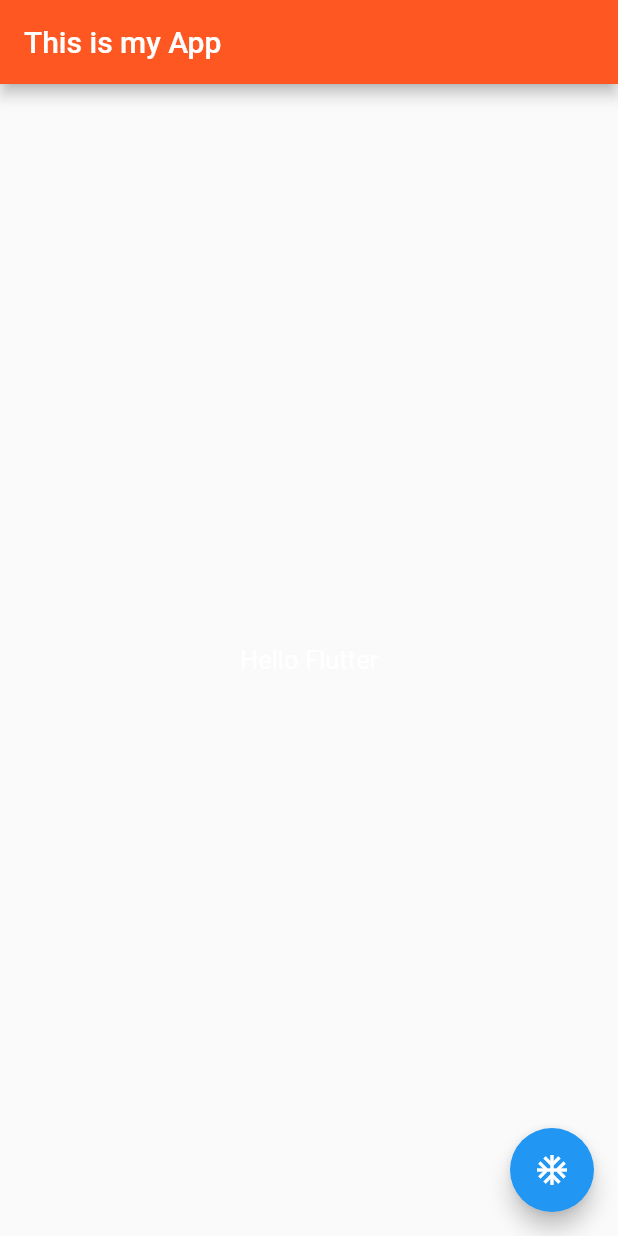
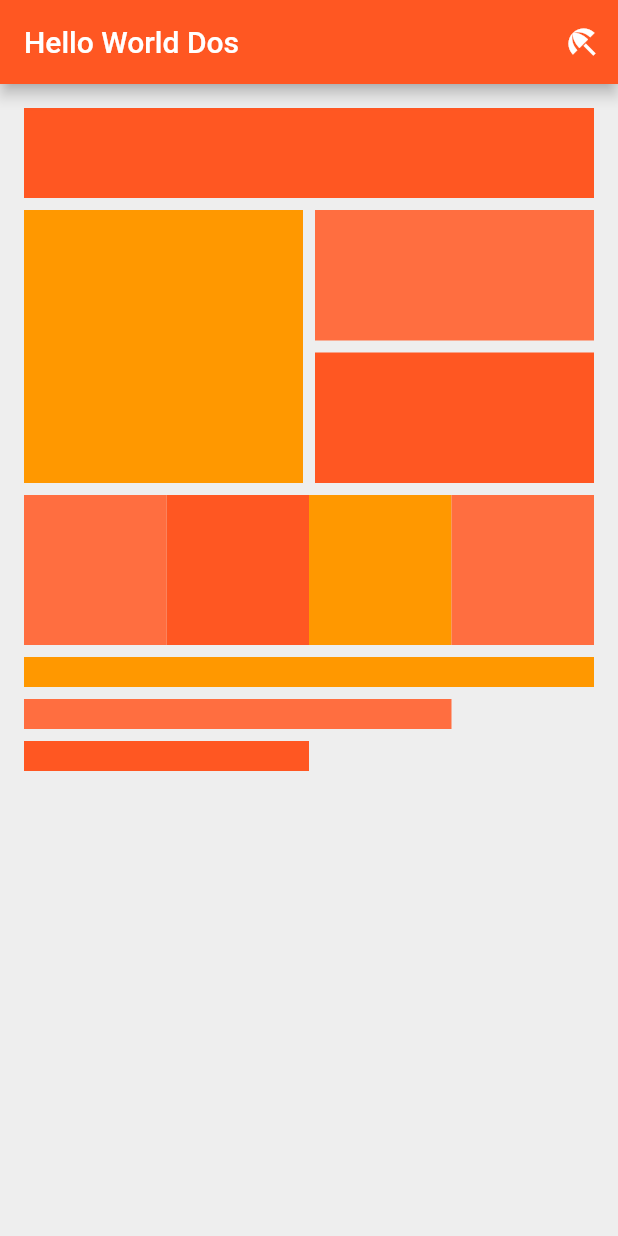
Before and after one commit to escherdykhouse/devslopes_flutter_project, a Flutter app: the screen it shows after launch, on a phone screen of 412 x 824 dp. Run offline on Flutter 3.47's test engine with Material 2 defaults, Android fonts, the phone set to English and light mode, and no system bars.

Commit message:
Layout Items Finished
Home page with layout items.

```diff
--- /dev/null
+++ b/devslopes_course_app/lib/layout.dart
@@ -0,0 +1,125 @@
+import 'package:flutter/material.dart';
+
+class PercentageRow extends StatelessWidget {
+  final double percentage;
+  final Color color;
+
+  PercentageRow(this.percentage,this.color);
+
+  @override
+  Widget build(BuildContext context) {
+    return Row(
+      children: <Widget>[
+        Expanded(
+          child: FractionallySizedBox(
+            alignment: Alignment.centerLeft,
+            widthFactor: this.percentage,
+            child: Container(
+                color: this.color,
+                height: 20,
+                margin: EdgeInsets.only(bottom: 8)),
+          ),
+        ),
+      ],
+    );
+  }
+}
+
+class LayoutView extends StatelessWidget {
+  @override
+  Widget build(BuildContext context) {
+    return Container(
+      //Containers need to have infinity as h/w if you want it to cover the entire screen with a smaller child
+      padding: EdgeInsets.all(16),
+      height: double.infinity,
+      width: double.infinity,
+      color: Colors.grey[200],
+      child: Column(
+        children: <Widget>[
+          Container(
+            margin: EdgeInsets.only(bottom: 8),
+            color: Colors.deepOrange,
+            height: 60,
+          ),
+          //Rows only take up as much space as their children need
+          Row(
+            children: <Widget>[
+              Expanded(
+                child: AspectRatio(
+                  aspectRatio: 1 / 1,
+                  child: Container(
+                    margin: EdgeInsets.only(bottom: 8, right: 4),
+                    color: Colors.orange,
+                  ),
+                ),
+              ),
+              Expanded(
+                child: AspectRatio(
+                  aspectRatio: 1 / 1,
+                  child: Column(
+                    children: <Widget>[
+                      Expanded(
+                        child: Container(
+                          margin: EdgeInsets.only(bottom: 8, left: 4),
+                          color: Colors.deepOrangeAccent,
+                        ),
+                      ),
+                      Expanded(
+                        child: Container(
+                          margin: EdgeInsets.only(bottom: 8, left: 4),
+                          color: Colors.deepOrange,
+                        ),
+                      )
+                    ],
+                  ),
+                ),
+              ),
+            ],
+          ),
+          Container(
+            padding: EdgeInsets.only(bottom: 8),
+            child: Row(
+              children: [
+                Expanded(
+                  child: Container(
+                    color: Colors.deepOrangeAccent,
+                    height: 100,
+                  ),
+                ),
+                Expanded(
+                  child: Container(
+                    color: Colors.deepOrange,
+                    height: 100,
+                  ),
+                ),
+                Expanded(
+                  child: Container(
+                    color: Colors.orange,
+                    height: 100,
+                  ),
+                ),
+                Expanded(
+                  child: Container(
+                    color: Colors.deepOrangeAccent,
+                    height: 100,
+                  ),
+                ),
+              ],
+            ),
+          ),
+          FractionallySizedBox(
+            alignment: Alignment.centerLeft,
+            widthFactor: 1.0,
+            child: Container(
+                color: Colors.orange,
+                height: 20,
+                margin: EdgeInsets.only(bottom: 8)),
+          ),
+
+          PercentageRow(0.75,Colors.deepOrangeAccent),
+          PercentageRow(0.5,Colors.deepOrange),
+        ],
+      ),
+    );
+  }
+}
--- a/devslopes_course_app/lib/main.dart
+++ b/devslopes_course_app/lib/main.dart
@@ -1,4 +1,6 @@
+import 'package:devslopes_course_app/layout.dart';
 import 'package:flutter/material.dart';
+import 'layout.dart';
 
 void main() => runApp(FlutterApp());
 
@@ -9,56 +11,14 @@ class FlutterApp extends StatelessWidget {
       theme: ThemeData(
         primaryColor: Colors.deepOrange,
       ),
-      home: HomePage(title: "This is my App"),
-    );
-  }
-}
+      home: Scaffold(
+        appBar: AppBar(
+          title: Text("Hello World Dos"),
+          actions: <Widget>[IconButton(icon: Icon(Icons.beach_access),onPressed: () {
 
-class HomePage extends StatefulWidget {
-
-  //Variables in this class can be passed in from parents
-  final String title;
-
-  HomePage({Key key, this.title}) : super(key: key);
-
-  @override
-  _HomePageState createState() => _HomePageState();
-}
-
-class _HomePageState extends State<HomePage> {
-  //Variables in this class are only used in child elements
-  var color = Colors.white;
-
-  //Toggles the color (above) between green and white.
-  void _changeColor() {
-    setState(() {
-     color = color == Colors.white ? Colors.green : Colors.white;
-    });
-  }
-
-  @override
-  Widget build(BuildContext context) {
-    return Scaffold(
-      appBar: AppBar(
-        title: Text(this.widget.title),
-      ),
-      body: Center(
-        child: Column(
-          mainAxisAlignment: MainAxisAlignment.center,
-          children: [
-            Text(
-              "Hello Flutter",
-              style: TextStyle(
-                fontSize: 17,
-                color: this.color
-              )
-            )
-          ]
-        )
-      ),
-      floatingActionButton: FloatingActionButton(
-        onPressed: _changeColor,
-        child: Icon(Icons.ac_unit),
+          },)],
+        ),
+        body: LayoutView(),
       ),
     );
   }
```
